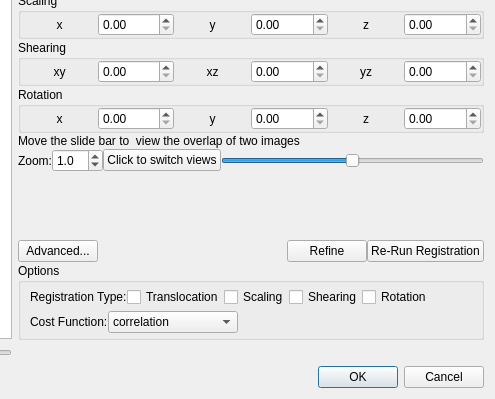
Qt form manual_alignment.ui (frankyeh/DSI-Studio) before a commit; both pictures show x 449 to 944 and y 343 to 742 of the 944 by 742 pixel window.
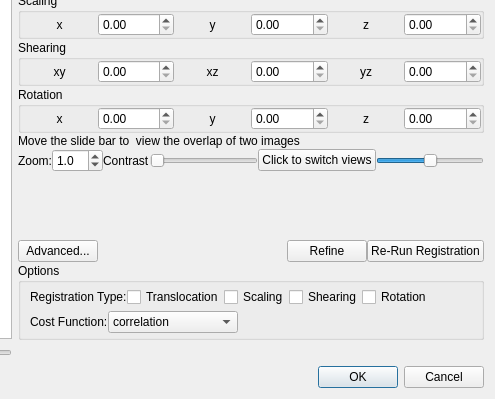
The same form after that commit. Icons and pictures are not drawn.

The edit to the form file:
```diff
--- a/manual_alignment.ui
+++ b/manual_alignment.ui
@@ -559,6 +559,26 @@
                   </property>
                  </widget>
                 </item>
+                <item>
+                 <widget class="QLabel" name="label_16">
+                  <property name="text">
+                   <string>Contrast</string>
+                  </property>
+                 </widget>
+                </item>
+                <item>
+                 <widget class="QSlider" name="contrast">
+                  <property name="maximum">
+                   <number>10</number>
+                  </property>
+                  <property name="pageStep">
+                   <number>2</number>
+                  </property>
+                  <property name="orientation">
+                   <enum>Qt::Horizontal</enum>
+                  </property>
+                 </widget>
+                </item>
                 <item>
                  <widget class="QPushButton" name="switch_view">
                   <property name="text">
```
